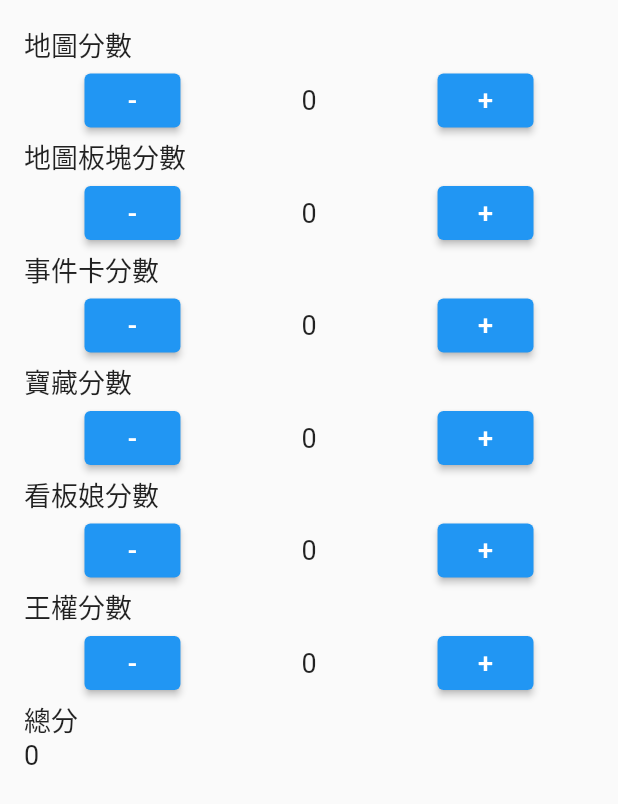
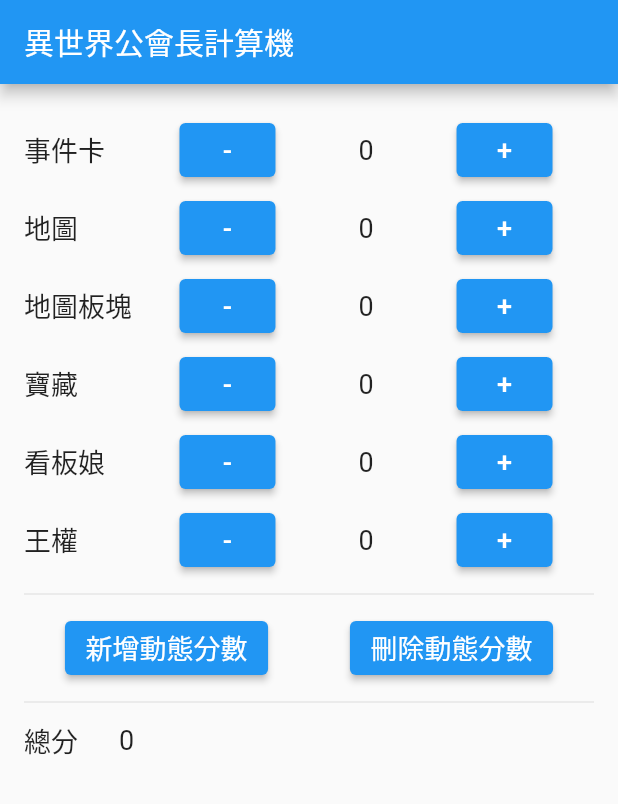
Before and after one commit to drsmile1001/isekai_guild_masters_calculator, a Flutter app: the screen it shows after launch, on a phone screen of 412 x 824 dp. Shown: the top 804 px of the screen. Run offline on Flutter 3.47's test engine with Material 2 defaults, Android fonts, the phone set to English and light mode, and no system bars; our stand-ins replace get, isar, logger; accounts and stored records are empty; generated files the repository leaves out were written again.

Commit message:
feat: 實作動態分數

```diff
--- a/lib/components/number_input.dart
+++ b/lib/components/number_input.dart
@@ -1,15 +1,14 @@
 import 'package:flutter/material.dart';
-import 'package:get/get.dart';
 
 class NumberInput extends StatelessWidget {
-  final RxInt rxValue;
+  final int value;
   final Function(int) onChanged;
   final int? min;
   final int? max;
 
   const NumberInput(
       {super.key,
-      required this.rxValue,
+      required this.value,
       required this.onChanged,
       this.min,
       this.max});
@@ -20,11 +19,17 @@ class NumberInput extends StatelessWidget {
       mainAxisAlignment: MainAxisAlignment.spaceAround,
       children: [
         ElevatedButton(
-            onPressed: () => {onChanged(rxValue.value - 1)},
+            onPressed: () {
+              if (min != null && value - 1 < min!) return;
+              onChanged(value - 1);
+            },
             child: const Text("-")),
-        Obx(() => Text(rxValue.value.toString())),
+        Text(value.toString()),
         ElevatedButton(
-            onPressed: () => {onChanged(rxValue.value + 1)},
+            onPressed: () {
+              if (max != null && value + 1 > max!) return;
+              onChanged(value + 1);
+            },
             child: const Text("+"))
       ],
     );
--- /dev/null
+++ b/lib/dynamic_scoring.dart
@@ -0,0 +1,9 @@
+class DynamicScoring {
+  String? name;
+  int index = 0;
+  int indexesPerPoint = 2;
+
+  int getScore() {
+    return (index / indexesPerPoint).floor();
+  }
+}
--- a/lib/pages/home.dart
+++ b/lib/pages/home.dart
@@ -1,6 +1,8 @@
 import 'package:flutter/material.dart';
 import 'package:get/get.dart';
 import 'package:isekai_guild_masters_calculator/components/number_input.dart';
+
+import '../dynamic_scoring.dart';
 
 class HomeController extends GetxController {
   final eventCardScores = 0.obs;
@@ -9,12 +11,25 @@ class HomeController extends GetxController {
   final treasureScores = 0.obs;
   final kanbanGirlScores = 0.obs;
   final regaliaScores = 0.obs;
+  final dynamicScorings = RxList<Rx<DynamicScoring>>.empty(growable: true);
+  int get dynamicScoringTotal =>
+      dynamicScorings.fold(0, (sum, item) => sum + item.value.getScore());
   int get sum =>
       eventCardScores.value +
       mapScores.value +
       mapBoardScores.value +
       treasureScores.value +
-      kanbanGirlScores.value;
+      kanbanGirlScores.value +
+      regaliaScores.value +
+      dynamicScoringTotal;
+
+  void handleAddDynamicScoring() {
+    dynamicScorings.add(DynamicScoring().obs);
+  }
+
+  void handleDeleteDynamicScoring() {
+    dynamicScorings.removeLast();
+  }
 }
 
 class HomePage extends GetView<HomeController> {
@@ -23,38 +38,173 @@ class HomePage extends GetView<HomeController> {
   @override
   Widget build(BuildContext context) {
     return Scaffold(
+      appBar: AppBar(
+        title: const Text('異世界公會長計算機'),
+      ),
       body: ListView(
         padding: const EdgeInsets.all(16),
         children: [
-          const Text("地圖分數"),
-          NumberInput(
-              rxValue: controller.mapScores,
-              onChanged: (value) => {controller.mapScores.value = value}),
-          const Text("地圖板塊分數"),
-          NumberInput(
-              rxValue: controller.mapBoardScores,
-              onChanged: (value) => {controller.mapBoardScores.value = value}),
-          const Text("事件卡分數"),
-          NumberInput(
-              rxValue: controller.eventCardScores,
-              onChanged: (value) => {controller.eventCardScores.value = value}),
-          const Text("寶藏分數"),
-          NumberInput(
-              rxValue: controller.treasureScores,
-              onChanged: (value) => {controller.treasureScores.value = value}),
-          const Text("看板娘分數"),
-          NumberInput(
-              rxValue: controller.kanbanGirlScores,
-              onChanged: (value) =>
-                  {controller.kanbanGirlScores.value = value}),
-          const Text("王權分數"),
-          NumberInput(
-              rxValue: controller.regaliaScores,
-              onChanged: (value) => {controller.regaliaScores.value = value}),
-          const Text("總分"),
-          Obx(() => Text(controller.sum.toString())),
+          staticScoring("事件卡", controller.eventCardScores),
+          staticScoring("地圖", controller.mapScores),
+          staticScoring("地圖板塊", controller.mapBoardScores),
+          staticScoring("寶藏", controller.treasureScores),
+          staticScoring("看板娘", controller.kanbanGirlScores),
+          staticScoring("王權", controller.regaliaScores),
+          Container(
+              margin: const EdgeInsets.only(top: 4), child: const Divider()),
+          Obx(() => Column(
+                children: controller.dynamicScorings
+                    .map((s) => DynamicScoringWidget(
+                          rxValue: s,
+                        ))
+                    .toList(),
+              )),
+          Container(
+            margin: const EdgeInsets.only(top: 4),
+            child: Row(
+              mainAxisAlignment: MainAxisAlignment.spaceAround,
+              children: [
+                ElevatedButton(
+                    onPressed: controller.handleAddDynamicScoring,
+                    child: const Text("新增動態分數")),
+                ElevatedButton(
+                    onPressed: controller.handleDeleteDynamicScoring,
+                    child: const Text("刪除動態分數"))
+              ],
+            ),
+          ),
+          Container(
+              margin: const EdgeInsets.only(top: 4), child: const Divider()),
+          Container(
+            margin: const EdgeInsets.only(top: 4),
+            child: Flex(
+              direction: Axis.horizontal,
+              children: [
+                const Expanded(
+                  flex: 1,
+                  child: Text("總分"),
+                ),
+                Expanded(
+                    flex: 5, child: Obx(() => Text(controller.sum.toString())))
+              ],
+            ),
+          ),
+        ],
+      ),
+    );
+  }
+
+  Widget staticScoring(String title, RxInt value) {
+    return Container(
+      margin: const EdgeInsets.only(top: 4),
+      child: Flex(
+        direction: Axis.horizontal,
+        children: [
+          Expanded(flex: 1, child: Text(title)),
+          Expanded(
+              flex: 4,
+              child: Obx(() => NumberInput(
+                    value: value.value,
+                    onChanged: (v) => {value.value = v},
+                    min: 0,
+                  )))
         ],
       ),
     );
   }
 }
+
+class DynamicScoringWidget extends StatelessWidget {
+  final Rx<DynamicScoring> rxValue;
+  late final TextEditingController controller;
+
+  DynamicScoringWidget({super.key, required this.rxValue}) {
+    controller = TextEditingController(text: rxValue.value.name);
+  }
+
+  @override
+  Widget build(BuildContext context) {
+    return Container(
+      margin: const EdgeInsets.only(top: 4),
+      child: Column(
+        crossAxisAlignment: CrossAxisAlignment.start,
+        children: [
+          const Text("動態分數"),
+          Container(
+            padding: const EdgeInsets.only(left: 6),
+            child:
+                Column(crossAxisAlignment: CrossAxisAlignment.start, children: [
+              Wrap(
+                direction: Axis.horizontal,
+                children: [
+                  "生活",
+                  "商業",
+                  "廢品",
+                  "地圖板塊",
+                  "深淵板塊",
+                  "據點",
+                  "戰力",
+                  "密藥",
+                  "其他"
+                ]
+                    .map((t) => Row(mainAxisSize: MainAxisSize.min, children: [
+                          Radio(
+                              value: t,
+                              groupValue: rxValue.value.name,
+                              onChanged: (v) {
+                                rxValue.update((val) {
+                                  val!.name = v!;
+                                });
+                              }),
+                          Text(t),
+                        ]))
+                    .toList(),
+              ),
+              Container(
+                margin: const EdgeInsets.only(top: 4),
+                child: Flex(
+                  direction: Axis.horizontal,
+                  children: [
+                    const Expanded(
+                      flex: 1,
+                      child: Text("個數"),
+                    ),
+                    Expanded(
+                        flex: 4,
+                        child: NumberInput(
+                          value: rxValue.value.index,
+                          onChanged: (v) =>
+                              {rxValue.update((val) => val!.index = v)},
+                          min: 0,
+                        ))
+                  ],
+                ),
+              ),
+              Container(
+                margin: const EdgeInsets.only(top: 4),
+                child: Flex(
+                  direction: Axis.horizontal,
+                  children: [
+                    const Expanded(
+                      flex: 1,
+                      child: Text("幾個1分"),
+                    ),
+                    Expanded(
+                        flex: 4,
+                        child: NumberInput(
+                          value: rxValue.value.indexesPerPoint,
+                          onChanged: (v) => {
+                            rxValue.update((val) => val!.indexesPerPoint = v)
+                          },
+                          min: 1,
+                        ))
+                  ],
+                ),
+              ),
+            ]),
+          ),
+        ],
+      ),
+    );
+  }
+}
```
